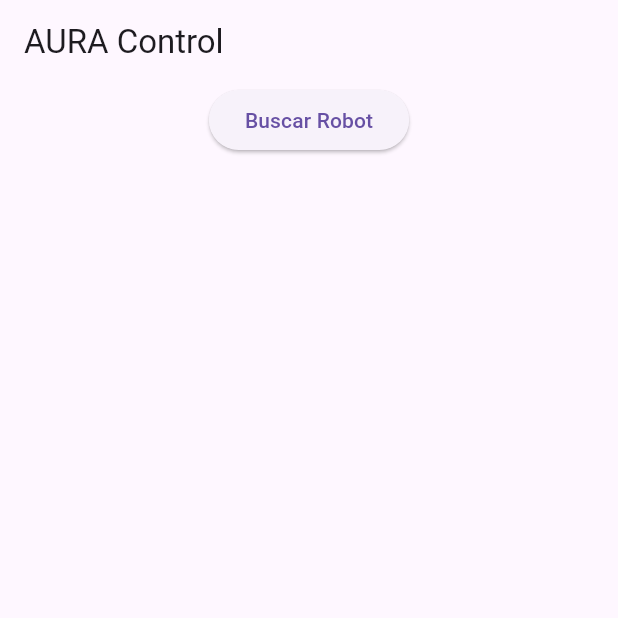
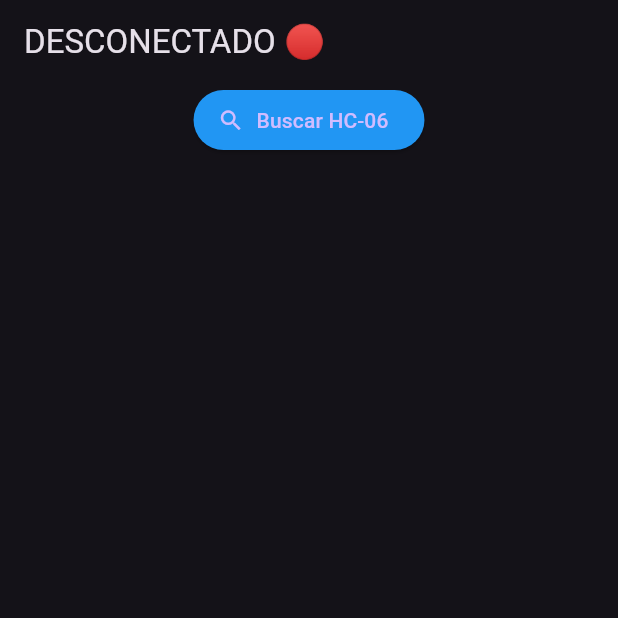
Before and after one commit to Zavala-Raul/aura_robot_controller, a Flutter app: the screen it shows after launch, on a phone screen of 412 x 824 dp, the top half of it. Run offline on Flutter 3.47's test engine with Material 3 defaults, Android fonts, the phone set to English and light mode, and no system bars; our stand-ins replace flutter_bluetooth_serial, permission_handler.

```diff
--- a/lib/main.dart
+++ b/lib/main.dart
@@ -4,7 +4,10 @@ import 'package:permission_handler/permission_handler.dart';
 import 'robot_service.dart';
 
 void main() {
-  runApp(MaterialApp(home: RobotControlPage()));
+    runApp(MaterialApp(
+    home: RobotControlPage(),
+    theme: ThemeData.dark(),
+  ));
 }
 
 class RobotControlPage extends StatefulWidget {
@@ -18,6 +21,8 @@ class _RobotControlPageState extends State<RobotControlPage> {
   // Lista de dispositivos encontrados
   List<BluetoothDiscoveryResult> _devices = [];
   bool _isScanning = false;
+
+  bool _modoBrazo = false; // False = Ruedas, True = Brazo
 
   @override
   void initState() {
@@ -46,88 +51,156 @@ class _RobotControlPageState extends State<RobotControlPage> {
   @override
   Widget build(BuildContext context) {
     return Scaffold(
-      appBar: AppBar(title: Text("AURA Control")),
+      appBar: AppBar(
+        title: Text(_robot.isConnected ? "CONECTADO 🟢" : "DESCONECTADO 🔴"),
+        actions: [
+          // Switch para cambiar entre modo Ruedas y Brazo
+          if (_robot.isConnected)
+            Switch(
+              value: _modoBrazo,
+              onChanged: (val) => setState(() => _modoBrazo = val),
+              activeColor: Colors.orange,
+              activeTrackColor: Colors.deepOrange,
+            )
+        ],
+      ),
       body: Column(
         children: [
-          // SECCIÓN 1: CONEXIÓN
+          // SECCIÓN 1: CONEXIÓN (Solo visible si no estamos conectados)
           if (!_robot.isConnected) ...[
-            ElevatedButton(onPressed: _startScan, child: Text(_isScanning ? "Escaneando..." : "Buscar Robot")),
+            ElevatedButton.icon(
+              icon: Icon(Icons.search),
+              label: Text(_isScanning ? "Escaneando..." : "Buscar HC-06"),
+              onPressed: _startScan,
+              style: ElevatedButton.styleFrom(backgroundColor: Colors.blue),
+            ),
             Expanded(
               child: ListView.builder(
                 itemCount: _devices.length,
                 itemBuilder: (ctx, i) {
                   final dev = _devices[i].device;
                   return ListTile(
-                    title: Text(dev.name ?? "Sin nombre"),
+                    title: Text(dev.name ?? "Desconocido"),
                     subtitle: Text(dev.address),
                     trailing: ElevatedButton(
                       child: Text("Conectar"),
                       onPressed: () async {
-                        bool success = await _robot.connectToDevice(dev.address);
-                        setState(() {}); // Refrescar UI
-                        if (success) ScaffoldMessenger.of(context).showSnackBar(SnackBar(content: Text("Conectado!")));
+                        bool exito = await _robot.connectToDevice(dev.address);
+                        setState(() {});
+                        if (exito) ScaffoldMessenger.of(context).showSnackBar(SnackBar(content: Text("¡Conexión establecida!")));
                       },
                     ),
                   );
                 },
               ),
             ),
-          ] else ...[
-            // SECCIÓN 2: CONTROLES (Solo visible si está conectado)
+          ]
+          // SECCIÓN 2: CONTROLES (Visible al conectar)
+          else ...[
+            // Botón de desconexión rápido
             Container(
-              color: Colors.green[100],
-              padding: EdgeInsets.all(10),
-              child: Row(
-                mainAxisAlignment: MainAxisAlignment.spaceBetween,
-                children: [
-                  Text("CONECTADO ✅"),
-                  IconButton(
-                    icon: Icon(Icons.close, color: Colors.red),
-                    onPressed: () { _robot.disconnect(); setState(() {}); },
-                  )
-                ],
+              color: Colors.black12,
+              child: ListTile(
+                title: Text("Modo: ${_modoBrazo ? 'BRAZO ROBÓTICO 🦾' : 'VEHÍCULO 🏎️'}"),
+                trailing: IconButton(
+                  icon: Icon(Icons.power_settings_new, color: Colors.red),
+                  onPressed: () { _robot.disconnect(); setState(() {}); },
+                ),
               ),
             ),
+
             Expanded(
-              child: SingleChildScrollView(
-                child: Column(
-                  children: [
-                    SizedBox(height: 20),
-                    Text("--- MOTORES ---", style: TextStyle(fontWeight: FontWeight.bold)),
-                    // Ejemplo de Botón "Adelante"
-                    GestureDetector(
-                      onTapDown: (_) => _robot.setMoveCommand('F'), // Al presionar
-                      onTapUp: (_) => _robot.setMoveCommand('S'),   // Al soltar
-                      child: Container(
-                        width: 100, height: 100,
-                        color: Colors.blue,
-                        child: Icon(Icons.arrow_upward, size: 50, color: Colors.white),
-                      ),
-                    ),
-                    // Aquí agregarías los botones de Izq, Der, Atrás igual que arriba...
-
-                    SizedBox(height: 40),
-                    Text("--- BRAZO ---", style: TextStyle(fontWeight: FontWeight.bold)),
-                    // Slider Base (Eje 'a')
-                    Text("Base (Eje A)"),
-                    Slider(
-                      value: 90,
-                      min: 0, max: 180,
-                      onChanged: (val) {
-                        // Solo visual, no enviamos nada aun para no saturar
-                      },
-                      onChangeEnd: (val) {
-                        // Enviamos SOLO cuando suelta el slider
-                        _robot.moveArm('a', val.toInt());
-                      },
-                    ),
-                  ],
-                ),
-              ),
+              child: _modoBrazo ? _buildControlesBrazo() : _buildControlesRuedas(),
             ),
           ]
         ],
       ),
     );
   }
+
+  // --- PANTALLA DE RUEDAS ---
+  Widget _buildControlesRuedas() {
+    return Center(
+      child: Column(
+        mainAxisAlignment: MainAxisAlignment.center,
+        children: [
+          _botonFlecha("ADELANTE", Icons.arrow_upward, 'F'),
+          Row(
+            mainAxisAlignment: MainAxisAlignment.center,
+            children: [
+              _botonFlecha("IZQ", Icons.arrow_back, 'L'),
+              SizedBox(width: 40), // Espacio central
+              _botonFlecha("DER", Icons.arrow_forward, 'R'),
+            ],
+          ),
+          _botonFlecha("ATRÁS", Icons.arrow_downward, 'B'),
+        ],
+      ),
+    );
+  }
+
+  Widget _botonFlecha(String label, IconData icon, String cmd) {
+    return GestureDetector(
+      // AQUÍ ESTÁ LA MAGIA DEL MOVIMIENTO CONTINUO
+      onTapDown: (_) => _robot.setMoveCommand(cmd), // Al presionar: Manda 'F' (y el heartbeat lo repite)
+      onTapUp: (_) => _robot.setMoveCommand('S'),   // Al soltar: Manda 'S' (y el heartbeat repite Stop)
+      onTapCancel: () => _robot.setMoveCommand('S'), // Seguridad extra
+      child: Container(
+        margin: EdgeInsets.all(10),
+        width: 90, height: 90,
+        decoration: BoxDecoration(color: Colors.blueAccent, shape: BoxShape.circle, boxShadow: [BoxShadow(blurRadius: 10, color: Colors.blue.withOpacity(0.5))]),
+        child: Icon(icon, size: 40, color: Colors.white),
+      ),
+    );
+  }
+
+  Widget _buildControlesBrazo() {
+    return SingleChildScrollView(
+      padding: EdgeInsets.all(20),
+      child: Column(
+        children: [
+          Text("PRECAUCIÓN: Movimiento directo de servos"),
+          SizedBox(height: 20),
+          _sliderBrazo("Base (Eje A)", 'a', 0, 180),
+          _sliderBrazo("Hombro (Eje B)", 'b', 0, 180),
+          _sliderBrazo("Codo (Eje C)", 'c', 0, 180),
+          _sliderBrazo("Muñeca V (Eje D)", 'd', 0, 180),
+          _sliderBrazo("Muñeca R (Eje E)", 'e', 0, 180),
+          _sliderBrazo("Gripper (Eje F)", 'f', 0, 180),
+        ],
+      ),
+    );
+  }
+
+  Widget _sliderBrazo(String nombre, String eje, double min, double max) {
+    // Variable local para visualización (no necesitamos guardarla en estado global)
+    double _valorLocal = 90;
+
+    return StatefulBuilder(
+      builder: (context, setStateLocal) {
+        return Column(
+          crossAxisAlignment: CrossAxisAlignment.start,
+          children: [
+            Text("$nombre: ${_valorLocal.toInt()}°"),
+            Slider(
+              value: _valorLocal,
+              min: min, max: max,
+              divisions: 180,
+              label: _valorLocal.round().toString(),
+              activeColor: Colors.orange,
+              // IMPORTANTE: Solo enviamos el comando al SOLTAR el slider (onChangeEnd)
+              // Si usas onChanged, enviarás 50 comandos por segundo y saturarás el Arduino.
+              onChanged: (val) {
+                setStateLocal(() => _valorLocal = val);
+              },
+              onChangeEnd: (val) {
+                _robot.moveArm(eje, val.toInt());
+                print("Enviando brazo: $eje${val.toInt()}");
+              },
+            ),
+          ],
+        );
+      },
+    );
+  }
 }
--- a/pubspec.yaml
+++ b/pubspec.yaml
@@ -36,6 +36,7 @@ dependencies:
   cupertino_icons: ^1.0.8
   flutter_bluetooth_serial: ^0.4.0
   permission_handler: ^12.0.1
+  google_maps_flutter: ^2.14.0
 
 dev_dependencies:
   flutter_test:
```
Also changed, not shown: pubspec.lock, 1 other file.
